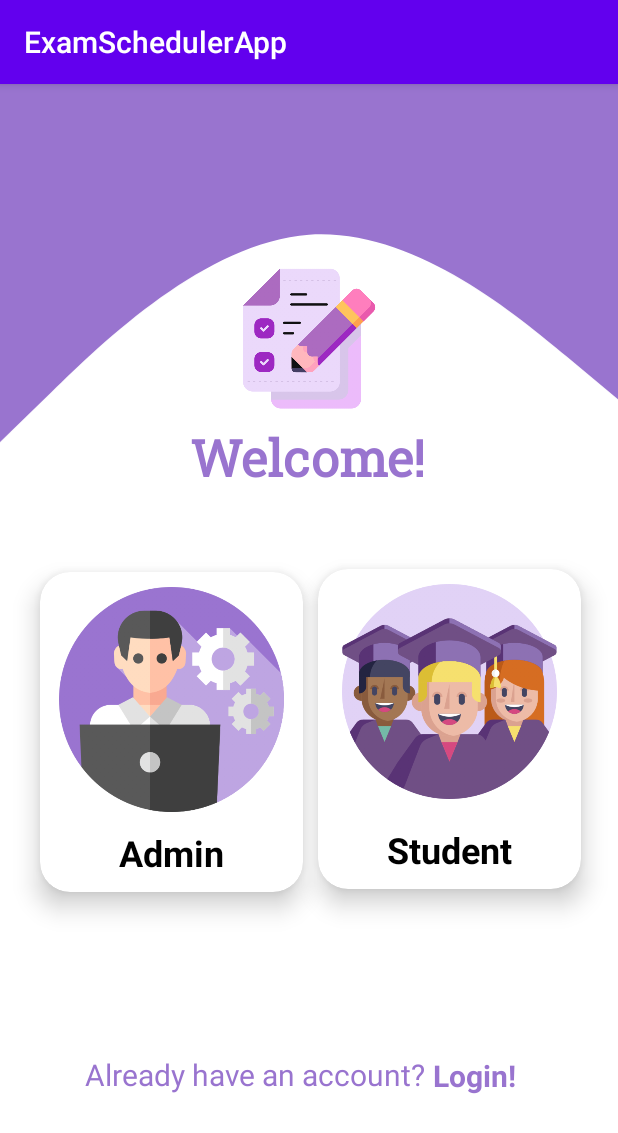
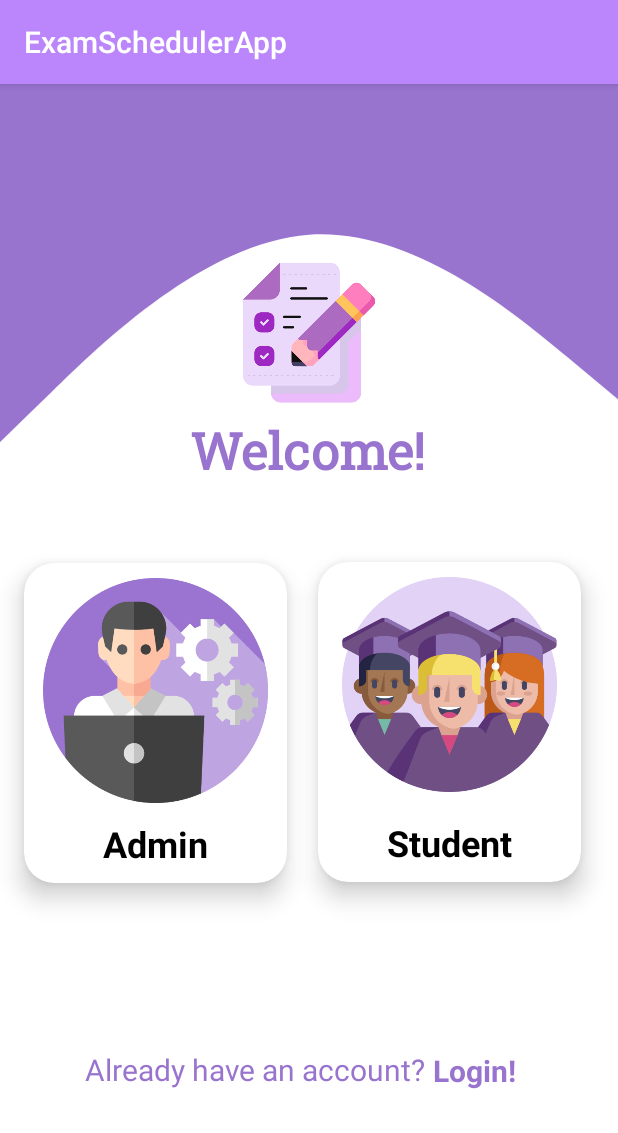
Before and after one commit to harsh12121212/ExamSchedulerApp, an Android app: the screen it shows after launch (MainActivity), on a phone screen of 412 x 824 dp. Shown: the top 1133 px of the screen. Run offline under Robolectric (Android 15) with nearby library versions, the phone set to English and light mode, and no system bars; Roboto replaces fonts that are not available here.

```diff
--- a/app/src/main/res/layout/activity_main.xml
+++ b/app/src/main/res/layout/activity_main.xml
@@ -54,10 +54,10 @@
         app:cardElevation="10dp"
         app:layout_constraintBottom_toBottomOf="parent"
         app:layout_constraintEnd_toStartOf="@+id/cardView"
-        app:layout_constraintHorizontal_bias="1.0"
+        app:layout_constraintHorizontal_bias="0.361"
         app:layout_constraintStart_toStartOf="parent"
         app:layout_constraintTop_toTopOf="parent"
-        app:layout_constraintVertical_bias="0.59">
+        app:layout_constraintVertical_bias="0.579">
 
         <ImageView
             android:id="@+id/img_admin"
@@ -93,7 +93,7 @@
         app:layout_constraintHorizontal_bias="0.932"
         app:layout_constraintStart_toStartOf="parent"
         app:layout_constraintTop_toTopOf="parent"
-        app:layout_constraintVertical_bias="0.586">
+        app:layout_constraintVertical_bias="0.577">
 
         <ImageView
             android:id="@+id/img_student"
--- a/app/src/main/res/values/colors.xml
+++ b/app/src/main/res/values/colors.xml
@@ -1,8 +1,8 @@
 <?xml version="1.0" encoding="utf-8"?>
 <resources>
-    <color name="purple_200">#FFBB86FC</color>
-    <color name="purple_500">#FF6200EE</color>
-    <color name="purple_700">#FF3700B3</color>
+    <color name="purple_200">#9974CF</color>
+    <color name="purple_500">#FFBB86FC</color>
+    <color name="purple_700">#9874CE</color>
     <color name="teal_200">#FF03DAC5</color>
     <color name="teal_700">#FF018786</color>
     <color name="black">#FF000000</color>
```
